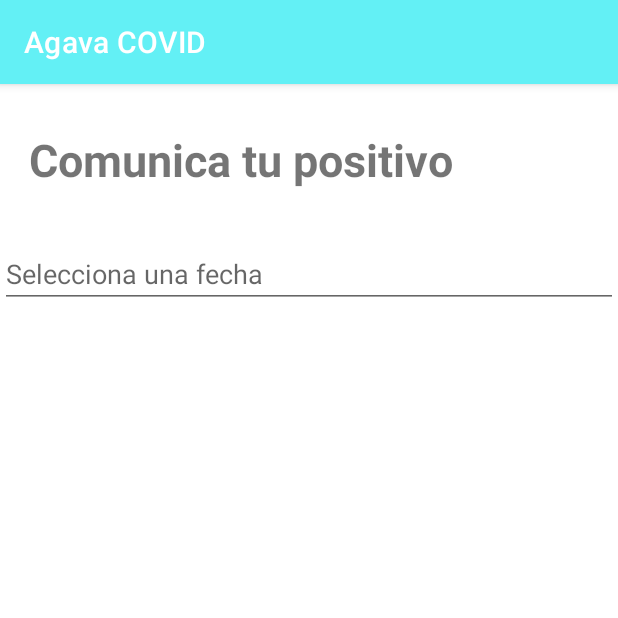
After one commit to Aga-Gava/AgavaCOVID, an Android app: the SendActivity screen opened directly, with no data from a screen before it, on a phone screen of 412 x 824 dp, the top half of it. The commit adds this screen. Run offline under Robolectric (Android 15) with nearby library versions, the phone set to English and light mode, and no system bars.

Commit message:
Actividad de envio de diagnostico empezada. Mejoras estéticas en la forma de los botones.

```diff
--- a/app/src/main/AndroidManifest.xml
+++ b/app/src/main/AndroidManifest.xml
@@ -9,6 +9,7 @@
         android:roundIcon="@mipmap/ic_launcher_round"
         android:supportsRtl="true"
         android:theme="@style/Theme.AgavaCOVID">
+        <activity android:name=".SendActivity"></activity>
         <activity
             android:name=".MainActivity"
             android:label="@string/app_name">
--- /dev/null
+++ b/app/src/main/java/com/example/agavacovid/SendActivity.java
@@ -0,0 +1,52 @@
+package com.example.agavacovid;
+
+import androidx.appcompat.app.AppCompatActivity;
+
+import android.app.ActionBar;
+import android.app.DatePickerDialog;
+import android.os.Bundle;
+import android.view.View;
+import android.widget.Button;
+import android.widget.DatePicker;
+import android.widget.EditText;
+
+import java.util.Calendar;
+
+public class SendActivity extends AppCompatActivity  {
+
+    private View vistaEnvio;
+    private EditText fecha;
+    private DatePickerDialog picker;
+
+    @Override
+    protected void onCreate(Bundle savedInstanceState) {
+        super.onCreate(savedInstanceState);
+        setContentView(R.layout.activity_send);
+
+
+        vistaEnvio = (View) findViewById(R.id.vistaEnvio);
+        fecha = (EditText) vistaEnvio.findViewById(R.id.etPlannedDate);
+
+        fecha.setOnClickListener(new View.OnClickListener() {
+            @Override
+            public void onClick(View v) {
+                final Calendar cldr = Calendar.getInstance();
+                int day = cldr.get(Calendar.DAY_OF_MONTH);
+                int month = cldr.get(Calendar.MONTH);
+                int year = cldr.get(Calendar.YEAR);
+                // date picker dialog
+                picker = new DatePickerDialog(SendActivity.this,
+                        new DatePickerDialog.OnDateSetListener() {
+                            @Override
+                            public void onDateSet(DatePicker view, int year, int monthOfYear, int dayOfMonth) {
+                                fecha.setText(dayOfMonth + "/" + (monthOfYear + 1) + "/" + year);
+                            }
+                        }, year, month, day);
+                picker.getDatePicker().setMaxDate(System.currentTimeMillis());
+                picker.getDatePicker().setMinDate(System.currentTimeMillis() - 1209600000); //El numero del demonio son 14 dias en milisegundos T-T
+                picker.show();
+            }
+        });
+    }
+
+}
--- /dev/null
+++ b/app/src/main/res/layout/activity_send.xml
@@ -0,0 +1,34 @@
+<?xml version="1.0" encoding="utf-8"?>
+<LinearLayout xmlns:android="http://schemas.android.com/apk/res/android"
+    xmlns:app="http://schemas.android.com/apk/res-auto"
+    xmlns:tools="http://schemas.android.com/tools"
+    android:layout_width="match_parent"
+    android:layout_height="match_parent"
+    android:orientation="vertical"
+    android:id="@+id/vistaEnvio"
+    tools:context=".SendActivity">
+
+    <TextView
+        android:layout_width="match_parent"
+        android:layout_height="30dp"
+        android:layout_gravity="center" />
+
+    <TextView
+        android:layout_width="373dp"
+        android:layout_height="74dp"
+        android:layout_gravity="center"
+        android:text="@string/title_envio"
+        android:textSize="30sp"
+        android:textStyle="bold" />
+
+    <EditText
+        android:id="@+id/etPlannedDate"
+        android:hint="@string/hint_fecha"
+        android:layout_width="match_parent"
+        android:layout_height="wrap_content"
+        android:inputType="date"
+        android:focusable="false"
+        android:clickable="true"
+        android:maxLines="1" />
+
+</LinearLayout>
--- a/app/src/main/res/values/strings.xml
+++ b/app/src/main/res/values/strings.xml
@@ -14,7 +14,8 @@
     <string name="title_politica">\nPolítica de privacidad</string>
     <string name="politica">baljlrhkrhkdvgakgikg</string>
     <!-- TODO: Remove or change this placeholder text -->
-    <string name="hello_blank_fragment">Hello blank fragment</string>
+    <string name="title_envio">Comunica tu positivo</string>
+    <string name="hint_fecha">Selecciona una fecha</string>
     <string name="spanish">Español</string>
     <string name="english">English</string>
     <string name="french">Français</string>
@@ -24,5 +25,4 @@
     <string name="russian">Русский</string>
 
 
-
 </resources>
```
Also changed, not shown: app/src/main/java/com/example/agavacovid/SendFragment.java (deleted, +0 -64 lines), app/src/main/java/com/example/agavacovid/ui/home/HomeFragment.java (+26 -4 lines), app/src/main/res/drawable-v24/custom_button_info.xml (added, +22 -0 lines), app/src/main/res/drawable/custom_button_envio.xml (added, +22 -0 lines), app/src/main/res/layout/fragment_home.xml (+5 -5 lines), app/src/main/res/layout/fragment_send.xml (deleted, +0 -14 lines).
